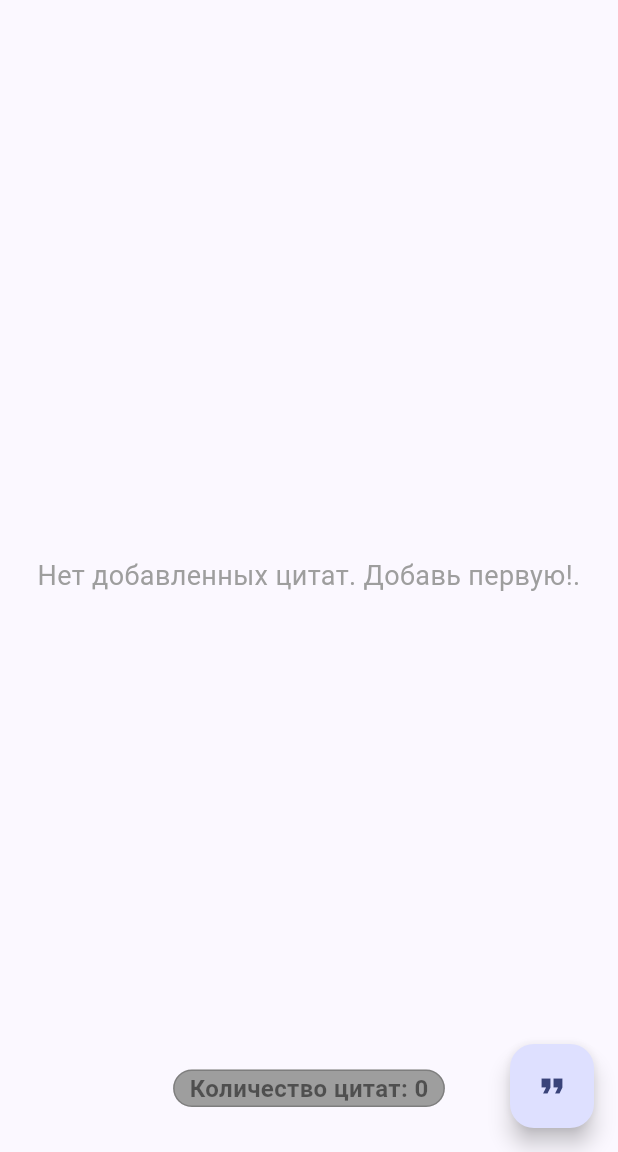
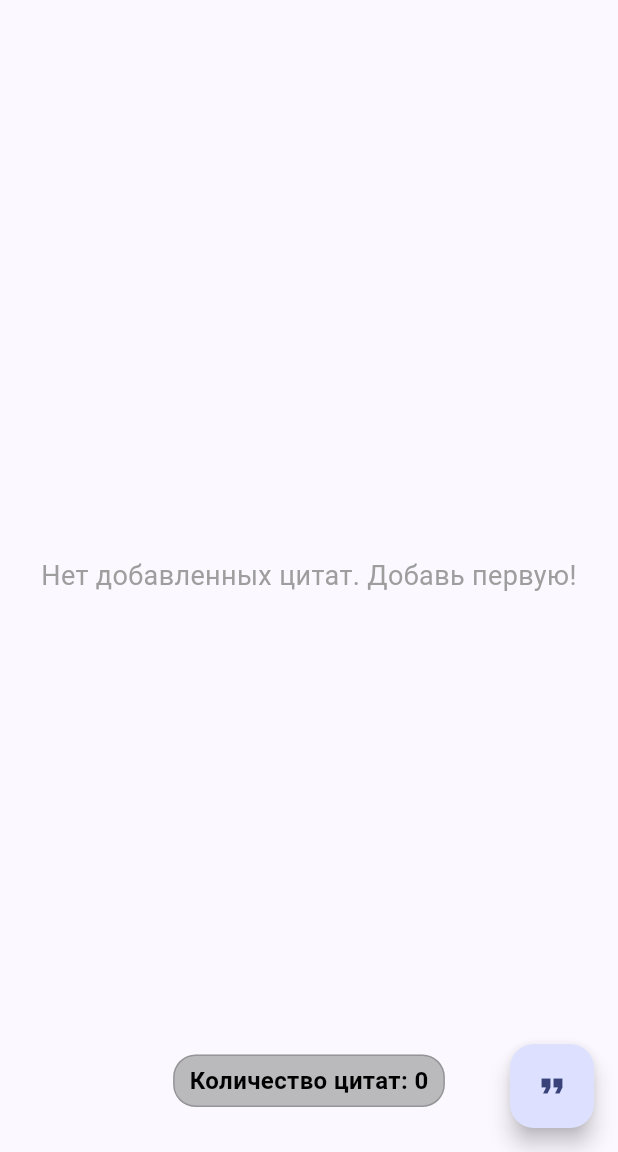
Before and after one commit to YourDax/Pibd-33_Tikhonenkov_Alexey_PMU, a Flutter app: the screen it shows after launch, on a phone screen of 412 x 824 dp, the part 84-1236 px from its top. Run offline on Flutter 3.47's test engine with Material 3 defaults, Android fonts, the phone set to English and light mode, and no system bars.

Commit message:
fixes(сделал нормальную конструкцию кода, разбил все на виджеты)

```diff
--- a/lib/main.dart
+++ b/lib/main.dart
@@ -1,3 +1,5 @@
+// ignore_for_file: unnecessary_string_escapes
+
 import 'package:flutter/material.dart';
 
 void main() {
@@ -20,21 +22,19 @@ class MyApp extends StatelessWidget {
   }
 }
 
-// Enum
+// Enum для управления состоянием сообщений
 enum MessageType { noQuotes, newQuoteAdded }
 
 // Модель цитаты
 class Quote {
   final String text;
   final String author;
-
   Quote(this.text, this.author);
 }
 
-
+// Главный экран
 class MyHomePage extends StatefulWidget {
   const MyHomePage({super.key, required this.title});
-
   final String title;
 
   @override
@@ -42,51 +42,22 @@ class MyHomePage extends StatefulWidget {
 }
 
 class _MyHomePageState extends State<MyHomePage> {
-  List<Quote> _quotes = []; // Generics List<>
-  MessageType _messageType = MessageType.noQuotes; // Enum для состояния
+  final List<Quote> _quotes = [];
+  MessageType _messageType = MessageType.noQuotes;
 
-  // Добавление новой цитаты
+  // Метод добавления цитаты
   Future<void> _addQuote() async {
     final result = await showDialog<Map<String, String>?>(
       context: context,
-      builder: (BuildContext context) {
-        final TextEditingController quoteController = TextEditingController();
-        final TextEditingController authorController = TextEditingController();
-
-        return AlertDialog(
-          title: const Text('Добавить цитату'),
-          content: Column(
-            mainAxisSize: MainAxisSize.min,
-            children: [
-              TextField(
-                controller: quoteController,
-                decoration: const InputDecoration(labelText: 'Цитата'),
-              ),
-              TextField(
-                controller: authorController,
-                decoration: const InputDecoration(labelText: 'Автор'),
-              ),
-            ],
-          ),
-          actions: [
-            TextButton(
-              onPressed: () => Navigator.of(context).pop({
-                'quote': quoteController.text,
-                'author': authorController.text,
-              }), // Анонимная функция
-              child: const Text('Добавить'),
-            ),
-          ],
-        );
-      },
+      builder: (BuildContext context) => const AddQuoteDialog(),
     );
 
     if (result != null && result['quote'] != '' && result['author'] != '') {
       setState(() {
         _quotes.add(
-          Quote(result['quote']!.addQuotesIfMissing(), result['author']!.capitalize()), // Применение расширения
+          Quote(result['quote']!.addQuotesIfMissing(), result['author']!.capitalize()),
         );
-        _messageType = MessageType.newQuoteAdded; // Изменение состояния на "новая цитата добавлена"
+        _messageType = MessageType.newQuoteAdded;
       });
     }
   }
@@ -102,53 +73,13 @@ class _MyHomePageState extends State<MyHomePage> {
         children: [
           Center(
             child: _messageType == MessageType.noQuotes
-                ? const Text(
-              'Нет добавленных цитат. Добавь первую!.',
-              textAlign: TextAlign.center,
-              style: TextStyle(fontSize: 18, color: Colors.grey),
-            )
-                : ListView.builder(
-              itemCount: _quotes.length,
-              itemBuilder: (context, index) {
-                return ListTile(
-                  title: Text(
-                    _quotes[index].text,
-                    style: const TextStyle(
-                      fontSize: 18,
-                      fontWeight: FontWeight.w500,
-                    ),
-                  ),
-                  subtitle: Text('- ${_quotes[index].author}'),
-                );
-              },
-            ),
+                ? const NoQuotesMessage()
+                : QuoteList(quotes: _quotes),
           ),
           Align(
             alignment: Alignment.bottomCenter,
-            child: Padding(
-              padding: const EdgeInsets.all(30.0),
-              child: Container(
-                padding: const EdgeInsets.symmetric(vertical: 0, horizontal: 10), // Отступы внутри контейнера
-                decoration: BoxDecoration(
-                  color: Colors.grey, // Полупрозрачный чёрный фон
-                  borderRadius: BorderRadius.circular(15), // Закругленные углы
-                  border: Border.all(//Граница
-                    color: Colors.black.withOpacity(0.2),
-                    width: 1,
-                  ),
-                ),
-                child: Text(
-                  'Количество цитат: ${_quotes.length}',
-                  style: TextStyle(
-                    fontSize: 16,
-                    fontWeight: FontWeight.w600,
-                    color: Colors.black.withOpacity(0.5),
-                  ),
-                ),
-              ),
-            ),
+            child: QuoteCounter(count: _quotes.length),
           ),
-
         ],
       ),
       floatingActionButton: FloatingActionButton(
@@ -160,9 +91,109 @@ class _MyHomePageState extends State<MyHomePage> {
   }
 }
 
+// Виджет списка цитат
+class QuoteList extends StatelessWidget {
+  final List<Quote> quotes;
+  const QuoteList({super.key, required this.quotes});
+
+  @override
+  Widget build(BuildContext context) {
+    return ListView.builder(
+      itemCount: quotes.length,
+      itemBuilder: (context, index) {
+        return ListTile(
+          title: Text(
+            quotes[index].text,
+            style: const TextStyle(fontSize: 18, fontWeight: FontWeight.w500),
+          ),
+          subtitle: Text('- ${quotes[index].author}'),
+        );
+      },
+    );
+  }
+}
+
+// Виджет сообщения "нет цитат"
+class NoQuotesMessage extends StatelessWidget {
+  const NoQuotesMessage({super.key});
+
+  @override
+  Widget build(BuildContext context) {
+    return const Text(
+      'Нет добавленных цитат. Добавь первую!',
+      textAlign: TextAlign.center,
+      style: TextStyle(fontSize: 18, color: Colors.grey),
+    );
+  }
+}
+
+// Виджет счетчика цитат
+class QuoteCounter extends StatelessWidget {
+  final int count;
+  const QuoteCounter({super.key, required this.count});
+
+  @override
+  Widget build(BuildContext context) {
+    return Padding(
+      padding: const EdgeInsets.all(30.0),
+      child: Container(
+        padding: const EdgeInsets.symmetric(vertical: 5, horizontal: 10),
+        decoration: BoxDecoration(
+          color: Colors.grey.withOpacity(0.7),
+          borderRadius: BorderRadius.circular(15),
+          border: Border.all(
+            color: Colors.black.withOpacity(0.2),
+            width: 1,
+          ),
+        ),
+        child: Text(
+          'Количество цитат: $count',
+          style: const TextStyle(fontSize: 16, fontWeight: FontWeight.w600, color: Colors.black),
+        ),
+      ),
+    );
+  }
+}
+
+// Диалоговое окно добавления цитаты
+class AddQuoteDialog extends StatelessWidget {
+  const AddQuoteDialog({super.key});
+
+  @override
+  Widget build(BuildContext context) {
+    final TextEditingController quoteController = TextEditingController();
+    final TextEditingController authorController = TextEditingController();
+
+    return AlertDialog(
+      title: const Text('Добавить цитату'),
+      content: Column(
+        mainAxisSize: MainAxisSize.min,
+        children: [
+          TextField(
+            controller: quoteController,
+            decoration: const InputDecoration(labelText: 'Цитата'),
+          ),
+          TextField(
+            controller: authorController,
+            decoration: const InputDecoration(labelText: 'Автор'),
+          ),
+        ],
+      ),
+      actions: [
+        TextButton(
+          onPressed: () => Navigator.of(context).pop({
+            'quote': quoteController.text,
+            'author': authorController.text,
+          }),
+          child: const Text('Добавить'),
+        ),
+      ],
+    );
+  }
+}
+
 // Расширение для форматирования текста
 extension StringExtension on String {
-  // Метод для заглавной буквы у каждого слова
   String capitalize() {
     return split(' ').map((word) {
       if (word.isNotEmpty) {
@@ -171,19 +202,11 @@ extension StringExtension on String {
       return word;
     }).join(' ');
   }
-  // Метод для добавления кавычек, если их нет или они размещены некорректно
+
   String addQuotesIfMissing() {
-    if (startsWith('\"') && endsWith('\"')) {
-      return this;
-    }
-    // Если начинается с кавычки, но не заканчивается на неё
-    if (startsWith('\"') && !endsWith('\"')) {
-      return '$this\"';
-    }
-    // Если заканчивается на кавычку, но не начинается с неё
-    if (endsWith('\"') && !startsWith('\"')) {
-      return '\"$this';
-    }
+    if (startsWith('\"') && endsWith('\"')) return this;
+    if (startsWith('\"') && !endsWith('\"')) return '$this\"';
+    if (endsWith('\"') && !startsWith('\"')) return '\"$this';
     return '\"$this\"';
   }
 }
```
